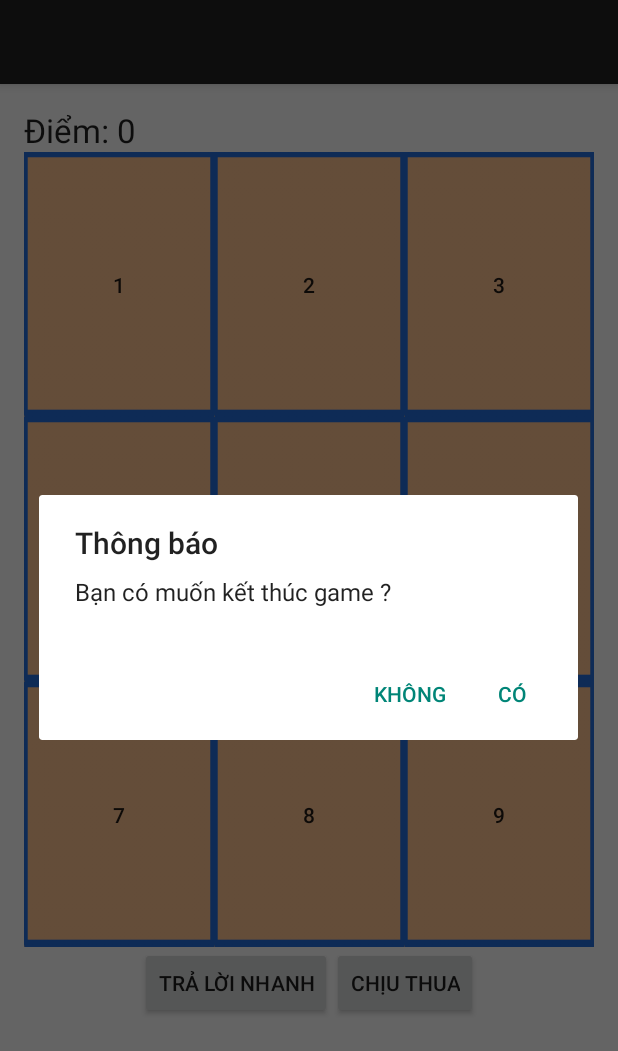
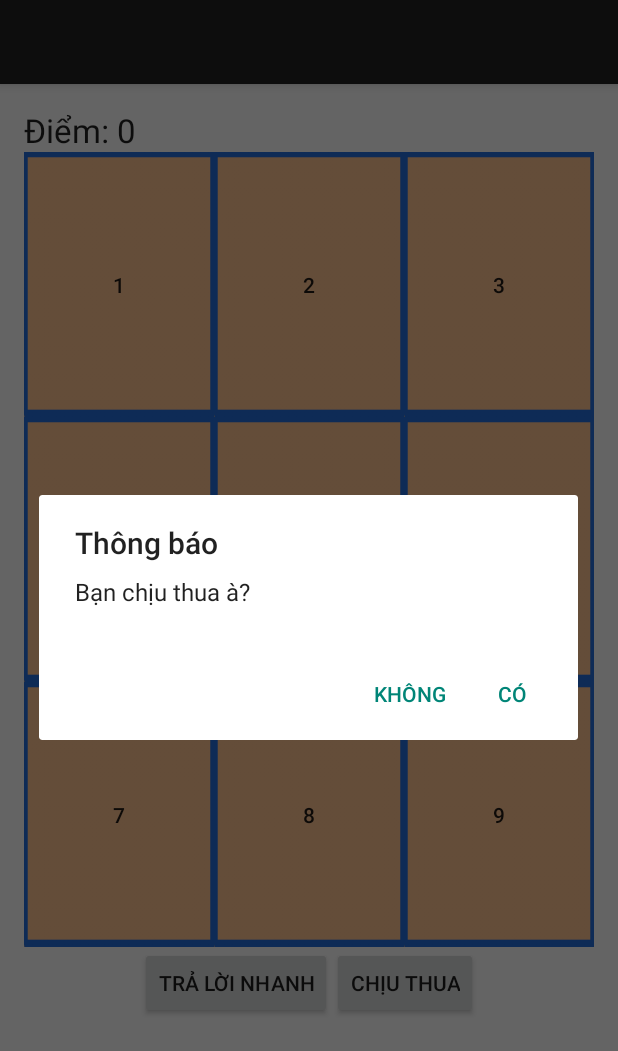
Before and after one commit to luuthehien1992/A2, an Android app: the GameActivity screen opened directly, with no data from a screen before it, after a tap on "CHỊU THUA", on a phone screen of 412 x 824 dp. Shown: the top 1051 px of the screen. Run offline under Robolectric (Android 15) with nearby library versions, the phone set to English and light mode, and no system bars; 3 statements that could not run were skipped.

Commit message:
Change dialog text

```diff
--- a/app/src/main/java/com/lthien/hoclichsu/activities/GameActivity.java
+++ b/app/src/main/java/com/lthien/hoclichsu/activities/GameActivity.java
@@ -186,7 +186,7 @@ public class GameActivity extends ActionBarActivity implements View.OnClickListe
     private void showEndGameDialog() {
         AlertDialog.Builder builder = new AlertDialog.Builder(this);
 
-        builder.setMessage("Bạn có muốn kết thúc game ?")
+        builder.setMessage("Bạn chịu thua à?")
                 .setTitle("Thông báo")
                 .setPositiveButton("Có", new DialogInterface.OnClickListener() {
                     @Override
--- a/app/src/main/java/com/lthien/hoclichsu/activities/QuestionActivity.java
+++ b/app/src/main/java/com/lthien/hoclichsu/activities/QuestionActivity.java
@@ -147,10 +147,10 @@ public class QuestionActivity extends ActionBarActivity implements View.OnClickL
     }
 
     private void btnAnswer_OnClick() {
-        String msg = "Bạn đã trả lời sai";
+        String msg = "Sai rồi bạn ơi! :'(";
         boolean answerResult = false;
         if (questionIdx == question.getAnswersIdx()) {
-            msg = "Bạn đã trả lời đúng";
+            msg = "Chính xác! Bạn giỏi quá đi";
             answerResult = true;
         }
 
```
